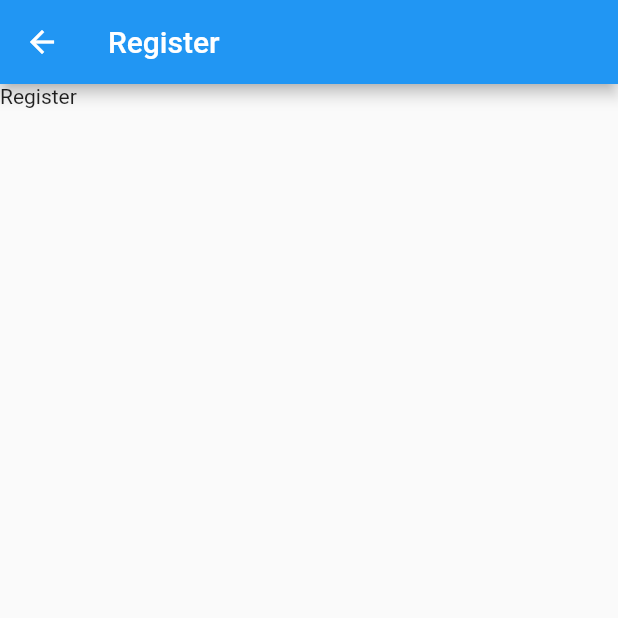
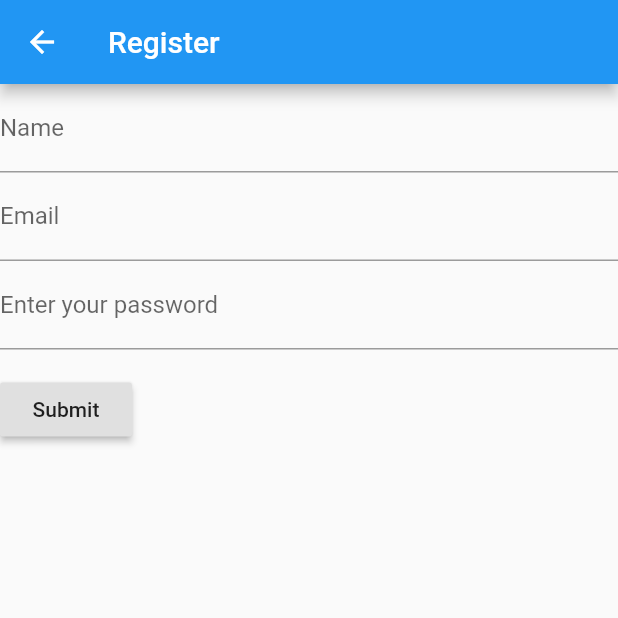
Before and after one commit to shamod/skindetect, a Flutter app: the RegisterPage screen opened by its route, on a phone screen of 412 x 824 dp, the top half of it. Run offline on Flutter 3.47's test engine with Material 2 defaults, Android fonts, the light colour scheme and no system bars; our stand-ins replace image_picker.

Commit message:
refined text on login and register

```diff
--- a/lib/homepage.dart
+++ b/lib/homepage.dart
@@ -27,7 +27,7 @@
     child: Padding(
       padding: EdgeInsets.only(top: 25.0),
       child: Text(
-        'Skin Cure',
+        'Skin Detect',
         textDirection: TextDirection.ltr,
         style: TextStyle(
           fontSize: 32,
--- a/lib/login.dart
+++ b/lib/login.dart
@@ -21,7 +21,19 @@
           children: <Widget>[
             TextFormField(
               decoration: InputDecoration(
-                  labelText: 'Enter your username'
+                  labelText: 'Email'
+              ),
+              validator: (value) {
+                if (value.isEmpty) {
+                  return 'Please enter some text';
+                }
+                return null;
+              },
+            ),
+            TextFormField(
+              obscureText: true,
+              decoration: InputDecoration(
+                  labelText: 'Password'
               ),
               validator: (value) {
                 if (value.isEmpty) {
--- a/lib/register.dart
+++ b/lib/register.dart
@@ -1,6 +1,7 @@
 import 'package:flutter/material.dart';
 
 class RegisterPage extends StatelessWidget {
+  final _formKey = GlobalKey<FormState>();
 
   @override
   Widget build(BuildContext context) {
@@ -8,9 +9,61 @@
         appBar: AppBar(
           title: Text('Register'),
         ),
-        body: Container(
-            child: Text('Register')
-        )
+        body: Form(
+          key: _formKey,
+          child: Column(
+            crossAxisAlignment: CrossAxisAlignment.start,
+            children: <Widget>[
+              TextFormField(
+                decoration: InputDecoration(
+                    labelText: 'Name'
+                ),
+                validator: (value) {
+                  if (value.isEmpty) {
+                    return 'Please enter some text';
+                  }
+                  return null;
+                },
+              ),
+              TextFormField(
+                decoration: InputDecoration(
+                    labelText: 'Email'
+                ),
+                validator: (value) {
+                  if (value.isEmpty) {
+                    return 'Please enter some text';
+                  }
+                  return null;
+                },
+              ),
+              TextFormField(
+                obscureText: true,
+                decoration: InputDecoration(
+                    labelText: 'Enter your password'
+                ),
+                validator: (value) {
+                  if (value.isEmpty) {
+                    return 'Please enter some text';
+                  }
+                  return null;
+                },
+              ),
+              Padding(
+                padding: const EdgeInsets.symmetric(vertical: 16.0),
+                child: RaisedButton(
+                  onPressed: () {
+                    if (_formKey.currentState.validate()) {
+                      Scaffold.of(context).showSnackBar(SnackBar(
+                        content: Text('Processing Data'),
+                      ));
+                    }
+                  },
+                  child: Text('Submit'),
+                ),
+              )
+            ],
+          ),
+        ),
     );
   }
 }
```
